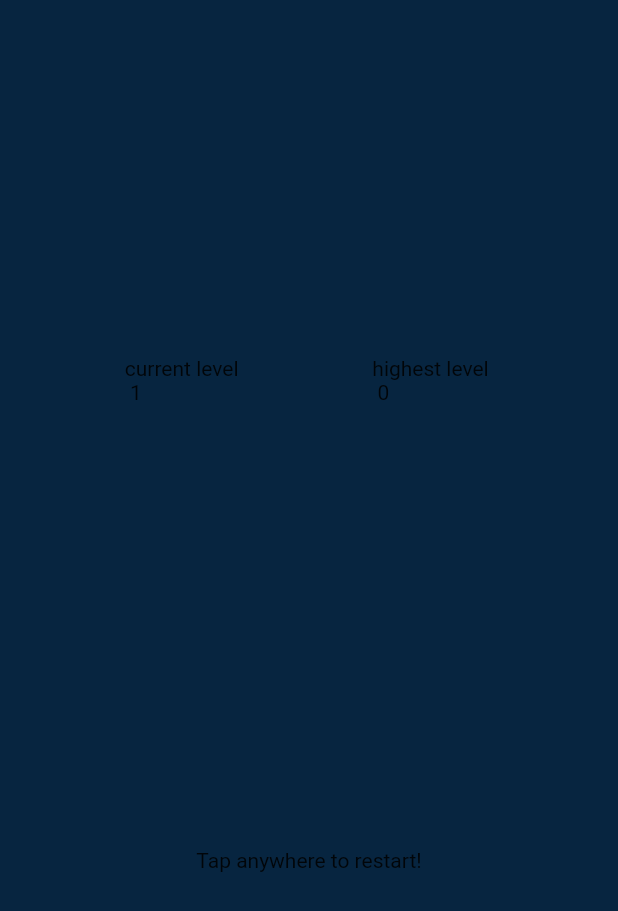
After one commit to DhrupamP/Memorize, a Flutter app: the ResultPage screen opened by its route, on a phone screen of 412 x 824 dp. The commit adds this screen. Shown: the top 911 px of the screen. Run offline on Flutter 3.47's test engine with Material 2 defaults, Android fonts, the phone set to English and light mode, and no system bars.

Commit message:
add result screen

```diff
--- a/lib/Comps/game_end/game_end.dart
+++ b/lib/Comps/game_end/game_end.dart
@@ -24,7 +24,12 @@ class _GameEndState extends State<GameEnd> {
   void compare(String data) {
     if (data == globals.qn.toString()) {
       globals.lvl++;
+      if (globals.lvl > globals.bestlvl) {
+        globals.bestlvl = globals.lvl;
+      }
       Navigator.popAndPushNamed(context, '/gamestart');
+    } else {
+      Navigator.popAndPushNamed(context, '/result');
     }
   }
 
--- /dev/null
+++ b/lib/Comps/result/result_page.dart
@@ -0,0 +1,49 @@
+import 'package:flutter/material.dart';
+import 'package:memorizegame/Styles/constants.dart';
+import 'package:memorizegame/globals.dart' as globals;
+
+class ResultPage extends StatefulWidget {
+  const ResultPage({Key? key}) : super(key: key);
+
+  @override
+  _ResultPageState createState() => _ResultPageState();
+}
+
+class _ResultPageState extends State<ResultPage> {
+  var bestlvl = globals.bestlvl;
+  var currlvl = globals.lvl;
+  @override
+  Widget build(BuildContext context) {
+    return GestureDetector(
+      onTap: () {
+        globals.lvl = 0;
+        Navigator.popAndPushNamed(context, '/gamestart');
+      },
+      child: Scaffold(
+        backgroundColor: kBackGround,
+        body: Stack(
+          children: [
+            Align(
+              alignment: Alignment(0.5, -0.4),
+              child: Container(
+                child: Text('highest level \n $bestlvl'),
+              ),
+            ),
+            Align(
+              alignment: Alignment(-0.5, -0.4),
+              child: Container(
+                child: Text('current level \n $currlvl'),
+              ),
+            ),
+            Align(
+              alignment: Alignment(0, 0.4),
+              child: Container(
+                child: Text('Tap anywhere to restart!'),
+              ),
+            ),
+          ],
+        ),
+      ),
+    );
+  }
+}
--- a/lib/globals.dart
+++ b/lib/globals.dart
@@ -1,3 +1,4 @@
 var qn;
 var ans;
 var lvl = 1;
+var bestlvl = 0;
--- a/lib/main.dart
+++ b/lib/main.dart
@@ -3,6 +3,7 @@
 import 'package:flutter/material.dart';
 import 'package:memorizegame/Comps/game_end/game_end.dart';
 import 'package:memorizegame/Comps/game_start/game_start.dart';
+import 'package:memorizegame/Comps/result/result_page.dart';
 import 'Comps/Home/home.dart';
 
 void main() {
@@ -21,6 +22,7 @@ class MyApp extends StatelessWidget {
         routes: {
           '/gamestart': (context) => const GameStart(),
           '/gameend': (context) => const GameEnd(),
+          '/result': (context) => const ResultPage(),
         });
   }
 }
```
